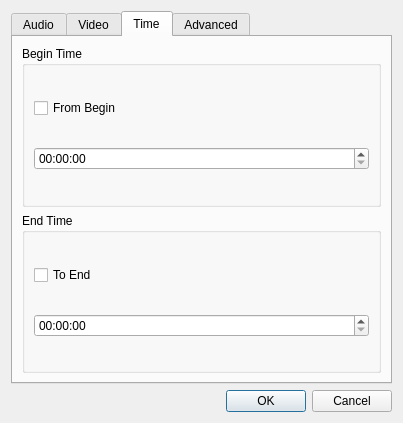
First picture: the form in src/ui/conversionparameterdialog.ui, repository qwinff/qwinff, before the edit.
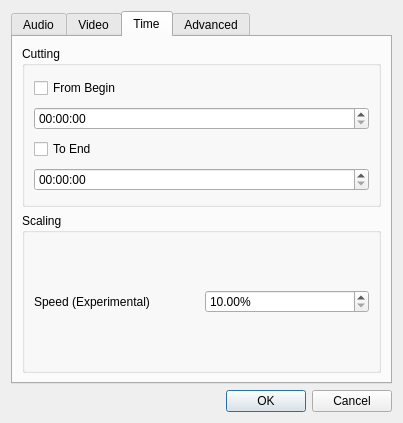
Second picture: the form after the edit. The open tabs and pages were chosen to show the change. Icons and pictures are not drawn.

Commit message: Add time-scaling options in ConversionParameterDialog.

```diff
--- a/src/ui/conversionparameterdialog.ui
+++ b/src/ui/conversionparameterdialog.ui
@@ -369,7 +369,7 @@
          <item>
           <widget class="QGroupBox" name="groupBegin">
            <property name="title">
-            <string>Begin Time</string>
+            <string extracomment="video time cutting: options for begin time and end time">Cutting</string>
            </property>
            <layout class="QVBoxLayout" name="verticalLayout_7">
             <item>
@@ -389,15 +389,6 @@
               </property>
              </widget>
             </item>
-           </layout>
-          </widget>
-         </item>
-         <item>
-          <widget class="QGroupBox" name="groupEnd">
-           <property name="title">
-            <string>End Time</string>
-           </property>
-           <layout class="QVBoxLayout" name="verticalLayout_8">
             <item>
              <widget class="QCheckBox" name="chkToEnd">
               <property name="text">
@@ -418,6 +409,39 @@
            </layout>
           </widget>
          </item>
+         <item>
+          <widget class="QGroupBox" name="groupScaling">
+           <property name="title">
+            <string extracomment="time scaling, changing the speed of the output file">Scaling</string>
+           </property>
+           <layout class="QVBoxLayout" name="verticalLayout_8">
+            <item>
+             <layout class="QHBoxLayout" name="horizontalLayout_2">
+              <item>
+               <widget class="QLabel" name="lblSpeed">
+                <property name="text">
+                 <string>Speed (Experimental)</string>
+                </property>
+               </widget>
+              </item>
+              <item>
+               <widget class="QDoubleSpinBox" name="spinSpeedFactor">
+                <property name="suffix">
+                 <string notr="true">%</string>
+                </property>
+                <property name="minimum">
+                 <double>10.000000000000000</double>
+                </property>
+                <property name="maximum">
+                 <double>1000.000000000000000</double>
+                </property>
+               </widget>
+              </item>
+             </layout>
+            </item>
+           </layout>
+          </widget>
+         </item>
         </layout>
        </widget>
        <widget class="QWidget" name="tab_advanced">
```
Left out of the diff: 2 changed lines with no effect on the pictures. The commit also changes 1 other file.
